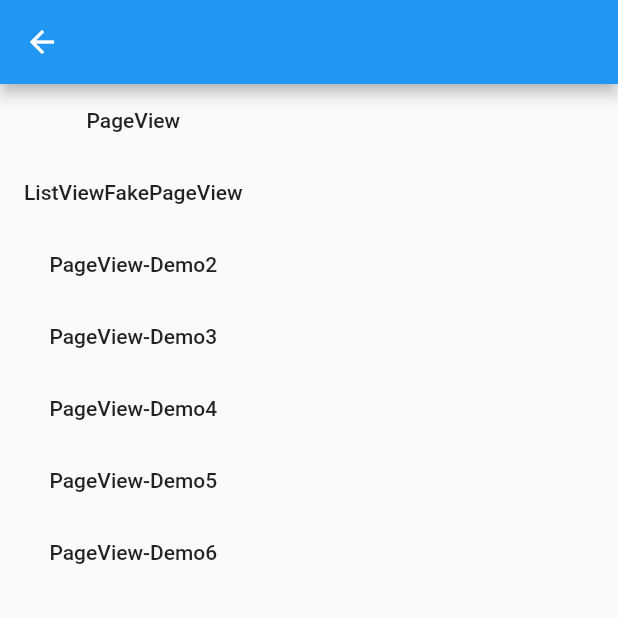
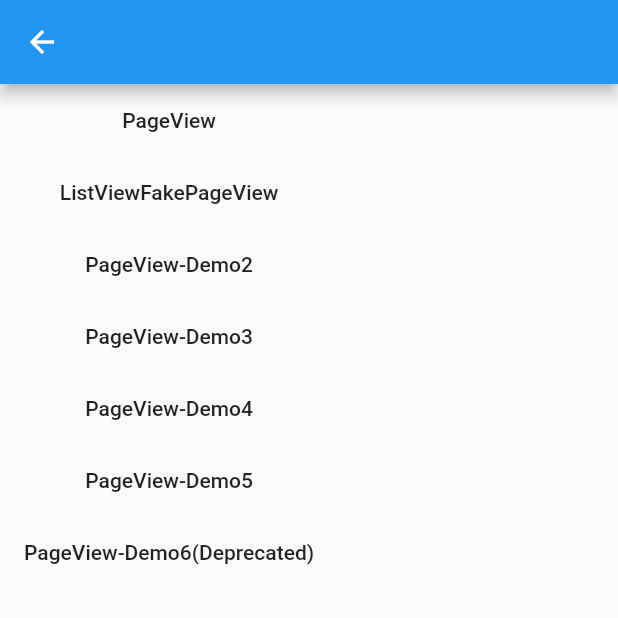
Before and after one commit to lifelikejuly/Flutter_Demo, a Flutter app: the PageSelectListDemo screen opened directly, on a phone screen of 412 x 824 dp, the top half of it. Run offline on Flutter 3.47's test engine with Material 2 defaults, Android fonts, the phone set to English and light mode, and no system bars; our stand-ins replace cached_network_image, charts_flutter, dio, flutter_redux, flutter_swiper, pull_to_refresh and 2 more; missing offline and left inert: fish_redux; statements that could not run were skipped.

Commit message:
demo：pageView Demo

```diff
--- a/lib/demo/pageview/pageview_demo.dart
+++ b/lib/demo/pageview/pageview_demo.dart
@@ -82,7 +82,7 @@ class _PageSelectListDemoState extends State<PageSelectListDemo> {
             },
           ),
           FlatButton(
-            child: Text("PageView-Demo6"),
+            child: Text("PageView-Demo6(Deprecated)"),
             onPressed: () {
               Navigator.of(context).push(
                 MaterialPageRoute(
```
